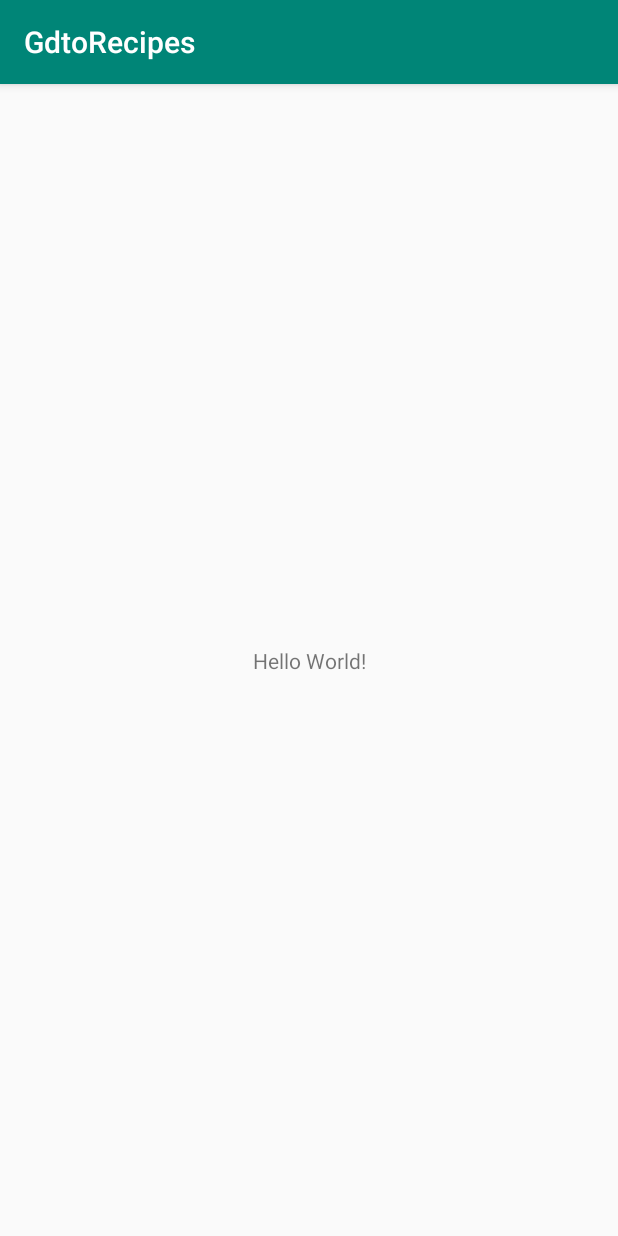
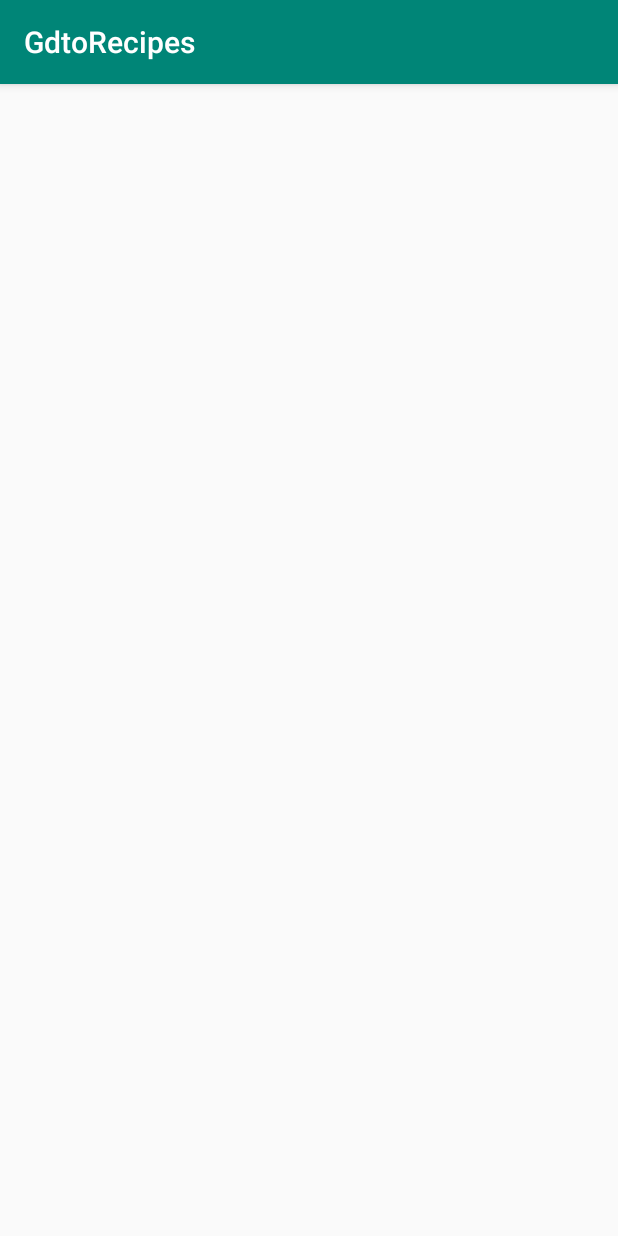
Before and after one commit to mikikrk/SkillsShowcase, an Android app: the screen it shows after launch (RecipesActivity), on a phone screen of 412 x 824 dp. Run offline under Robolectric (Android 15) with nearby library versions, the phone set to English and light mode, and no system bars; our stand-ins replace Dagger/Hilt's generated code; 3 statements that could not run were skipped.

Commit message:
Changed receipes_activity to use LinearLayout
There is no need for constraint layout in this simple view

```diff
--- a/app/src/main/res/layout/receipes_activity.xml
+++ b/app/src/main/res/layout/receipes_activity.xml
@@ -1,19 +1,10 @@
 <?xml version="1.0" encoding="utf-8"?>
-<androidx.constraintlayout.widget.ConstraintLayout
+<LinearLayout
         xmlns:android="http://schemas.android.com/apk/res/android"
         xmlns:tools="http://schemas.android.com/tools"
-        xmlns:app="http://schemas.android.com/apk/res-auto"
+        android:orientation="vertical"
         android:layout_width="match_parent"
         android:layout_height="match_parent"
         tools:context=".feature.main.RecipesActivity">
 
-    <TextView
-            android:layout_width="wrap_content"
-            android:layout_height="wrap_content"
-            android:text="Hello World!"
-            app:layout_constraintBottom_toBottomOf="parent"
-            app:layout_constraintLeft_toLeftOf="parent"
-            app:layout_constraintRight_toRightOf="parent"
-            app:layout_constraintTop_toTopOf="parent"/>
-
-</androidx.constraintlayout.widget.ConstraintLayout>
+</LinearLayout>
```
